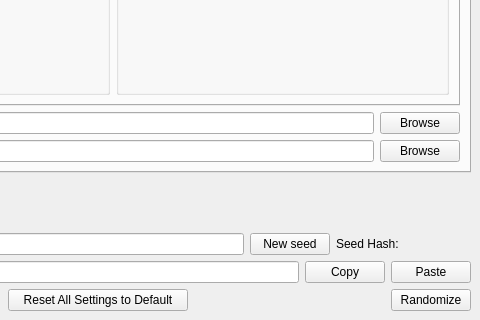
Old version of the form gui/desktop/mainwindow.ui in the repository SuperDude88/TWWHD-Randomizer; both pictures show x 592 to 1072 and y 516 to 836 of the 1072 by 836 pixel window.
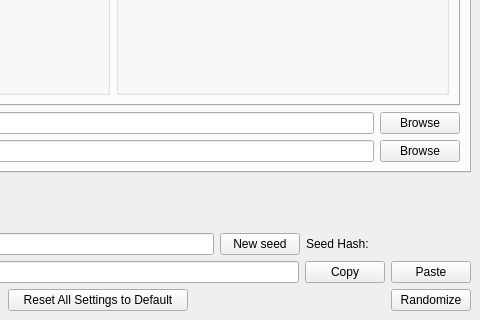
New version of the form.

The edit to the form file:
```diff
--- a/gui/desktop/mainwindow.ui
+++ b/gui/desktop/mainwindow.ui
@@ -3367,13 +3367,13 @@
         </property>
         <property name="minimumSize">
          <size>
-          <width>135</width>
+          <width>165</width>
           <height>0</height>
          </size>
         </property>
         <property name="maximumSize">
          <size>
-          <width>135</width>
+          <width>165</width>
           <height>16777215</height>
          </size>
         </property>
```
